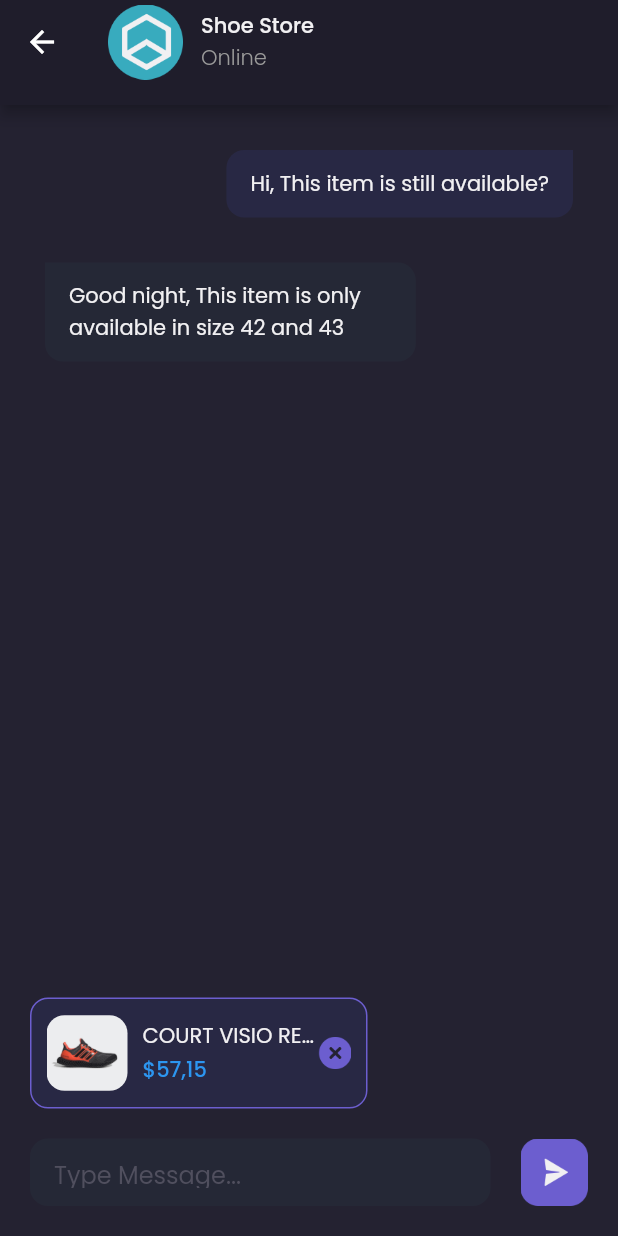
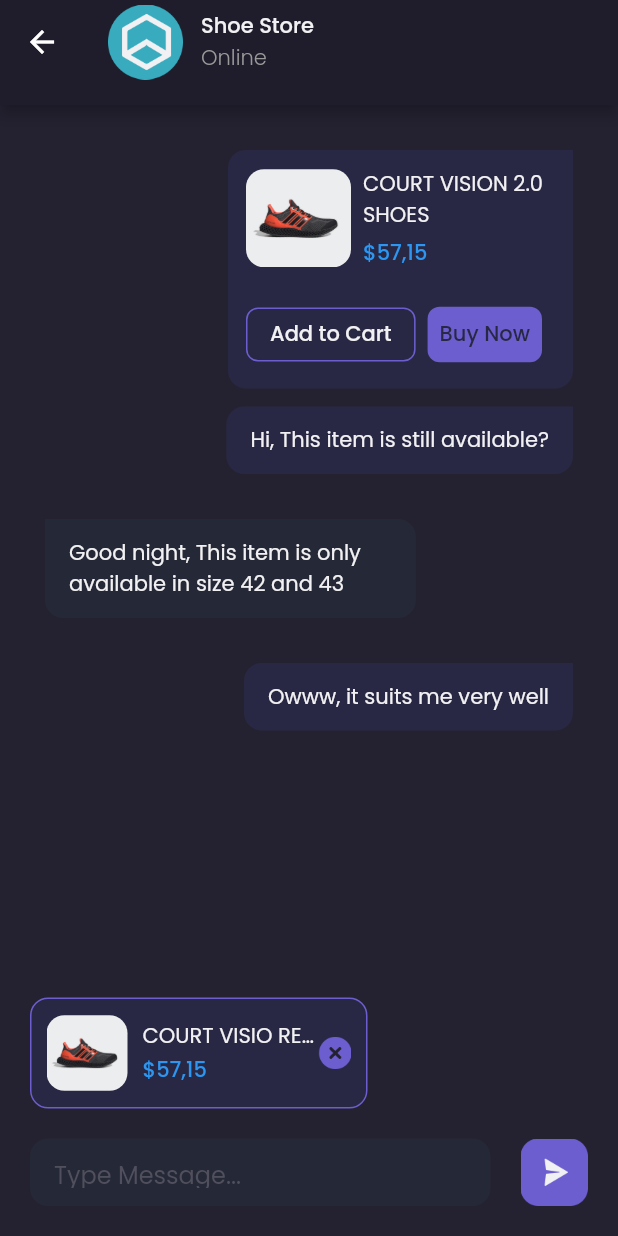
Before and after one commit to ajipujo/shamo-app-flutter, a Flutter app: the DetailChatPage screen opened by its route, on a phone screen of 412 x 824 dp. Run offline on Flutter 3.47's test engine with Material 2 defaults, Android fonts, the phone set to English and light mode, and no system bars; our stand-ins replace google_fonts.

Commit message:
Chat detail product preview

```diff
--- a/lib/pages/detail_chat_page.dart
+++ b/lib/pages/detail_chat_page.dart
@@ -118,10 +118,15 @@
           ChatBubble(
             isSender: true,
             text: 'Hi, This item is still available?',
+            hasProduct: true,
           ),
           ChatBubble(
             isSender: false,
             text: 'Good night, This item is only available in size 42 and 43',
+          ),
+          ChatBubble(
+            isSender: true,
+            text: 'Owww, it suits me very well',
           ),
         ],
       );
--- a/lib/widgets/chat_bubble.dart
+++ b/lib/widgets/chat_bubble.dart
@@ -1,4 +1,5 @@
 import 'package:flutter/material.dart';
+import 'package:google_fonts/google_fonts.dart';
 import 'package:shamo_mobile/theme.dart';
 
 // ignore: must_be_immutable
@@ -6,15 +7,117 @@
 
   String text;
   bool isSender;
+  bool hasProduct;
 
-  ChatBubble({this.isSender = false, this.text = ''});
+  ChatBubble({this.isSender = false, this.text = '', this.hasProduct = false});
 
   @override
   Widget build(BuildContext context) {
+    Widget productPreview() {
+      return Container(
+        width: 230,
+        // height: 155,
+        margin: EdgeInsets.only(bottom: 12),
+        padding: EdgeInsets.all(12),
+        decoration: BoxDecoration(
+          borderRadius: BorderRadius.only(
+            topLeft: Radius.circular(isSender ? 12 : 0),
+            topRight: Radius.circular(isSender ? 0 : 12),
+            bottomLeft: Radius.circular(12),
+            bottomRight: Radius.circular(12),
+          ),
+          color: isSender ? backgroundColor5 : backgroundColor4
+        ),
+        child: Column(
+          children: [
+            Row(
+              children: [
+                ClipRRect(
+                  borderRadius: BorderRadius.circular(12),
+                  child: Image.asset(
+                    'assets/image_shoes.png',
+                    width: 70,
+                  ),
+                ),
+                SizedBox(
+                  width: 8,
+                ),
+                Expanded(
+                  child: Column(
+                    crossAxisAlignment: CrossAxisAlignment.start,
+                    children: [
+                      Text(
+                        'COURT VISION 2.0 SHOES',
+                        style: primaryTextStyle,
+                      ),
+                      SizedBox(
+                        height: 4,
+                      ),
+                      Text(
+                        '\$57,15',
+                        style: priceTextStyle.copyWith(
+                          fontWeight: medium
+                        ),
+                      )
+                    ],
+                  )
+                )
+              ],
+            ),
+            SizedBox(
+              height: 20,
+            ),
+            Row(
+              children: [
+                OutlinedButton(
+                  onPressed: () {},
+                  style: OutlinedButton.styleFrom(
+                    side: BorderSide(
+                      color: primaryColor
+                    ),
+                    shape: RoundedRectangleBorder(
+                      borderRadius: BorderRadius.circular(8)
+                    )
+                  ),
+                  child: Text(
+                    'Add to Cart',
+                    style: primaryTextStyle,
+                  )
+                ),
+                SizedBox(
+                  width: 8,
+                ),
+                TextButton(
+                  onPressed: (){},
+                  style: TextButton.styleFrom(
+                    backgroundColor: primaryColor,
+                    shape: RoundedRectangleBorder(
+                      borderRadius: BorderRadius.circular(8)
+                    )
+                  ),
+                  child: Text(
+                    'Buy Now',
+                    style: GoogleFonts.poppins(
+                      color: backgroundColor5,
+                      fontWeight: medium
+                    )
+                  ),
+                )
+              ],
+            )
+          ],
+        ),
+      );
+    }
+
     return Container(
       width: double.infinity,
       margin: EdgeInsets.only(top: 30),
-      child: Row(
+      child: Column(
+        crossAxisAlignment: isSender ? CrossAxisAlignment.end : CrossAxisAlignment.start,
+        children: [
+          hasProduct ? productPreview() : SizedBox(),
+          Row(
             mainAxisAlignment: isSender ? MainAxisAlignment.end : MainAxisAlignment.start,
             children: [
               Flexible(
@@ -43,6 +146,8 @@
               )
             ],
           ),
+        ],
+      ),
     );
   }
 }
```
Lines whose indentation alone changed are shown as unchanged.
